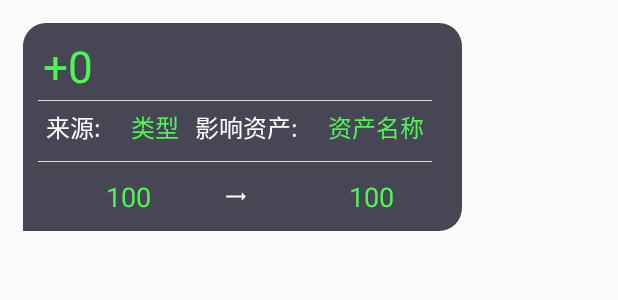
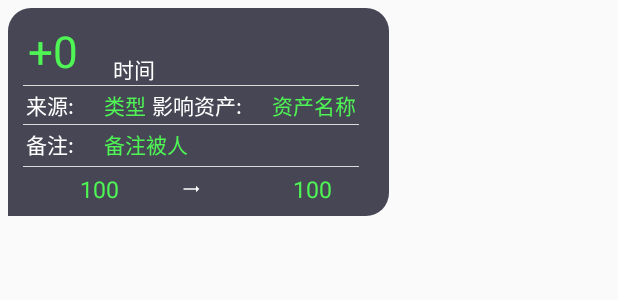
Before and after one commit to Brioal/Bills, an Android app: the layout item_ex_in.xml on its own in the app's theme, with its tools: preview values and no code run, on a phone screen of 412 x 824 dp. Shown: the top 300 px of the screen. Run offline under Robolectric (Android 15) with nearby library versions, the phone set to English and light mode, and no system bars.

Commit message:
基本完成了

```diff
--- a/app/src/main/java/com/brioal/bills/asset/AssetAdapter.java
+++ b/app/src/main/java/com/brioal/bills/asset/AssetAdapter.java
@@ -11,6 +11,7 @@ import com.brioal.bills.R;
 import com.brioal.bills.base.BaseViewHolder;
 import com.brioal.bills.bean.AssetBean;
 import com.brioal.bills.interfaces.OnAssetItemListener;
+import com.brioal.bills.util.MoneyFormatUtil;
 import com.brioal.swipemenuitem.OnMenuItemClickListener;
 import com.brioal.swipemenuitem.SwipeMenuItemView;
 
@@ -82,7 +83,7 @@ public class AssetAdapter extends RecyclerView.Adapter<BaseViewHolder> {
         @Override
         public void bindView(List list, final int position) {
             final AssetBean bean = (AssetBean) list.get(position);
-            mTvMoney.setText(bean.getMoney() + "");
+            mTvMoney.setText(MoneyFormatUtil.getFormatMoney(bean.getMoney()));
             mTvName.setText(bean.getName());
             mTvTime.setText(bean.getUpdatedAt());
             if (mItemListener == null) {
--- a/app/src/main/res/layout/act_asset_manager.xml
+++ b/app/src/main/res/layout/act_asset_manager.xml
@@ -34,7 +34,7 @@
             android:paddingTop="6dp"
             android:text="0.00"
             android:textColor="@color/colorGreen"
-            android:textSize="23sp"/>
+            android:textSize="33sp"/>
 
 
     </android.support.design.widget.AppBarLayout>
--- a/app/src/main/res/layout/item_ex_in.xml
+++ b/app/src/main/res/layout/item_ex_in.xml
@@ -3,7 +3,7 @@
     xmlns:android="http://schemas.android.com/apk/res/android"
     android:layout_width="wrap_content"
     android:layout_height="wrap_content"
-    android:layout_margin="15dp"
+    android:layout_margin="5dp"
     android:layout_marginBottom="0.5dp"
     android:background="@drawable/ex_in_bg"
     android:orientation="vertical"
@@ -11,7 +11,12 @@
     android:paddingLeft="10dp"
     android:paddingRight="20dp"
     android:paddingTop="5dp">
-    <!--金额-->
+    <!--金额+时间-->
+    <LinearLayout
+        android:layout_width="wrap_content"
+        android:layout_height="wrap_content"
+        >
+
         <TextView
             android:id="@+id/ex_in_tv_money"
             android:layout_width="wrap_content"
@@ -21,6 +26,19 @@
             android:text="+0"
             android:textColor="@color/colorGreen"
             android:textSize="29sp"/>
+
+        <TextView
+            android:id="@+id/ex_in_tv_time"
+            android:layout_width="wrap_content"
+            android:layout_height="wrap_content"
+            android:layout_gravity="right|bottom"
+            android:layout_marginLeft="20dp"
+            android:layout_weight="1"
+            android:gravity="bottom|right"
+            android:text="时间"
+            android:textColor="@android:color/white"
+            android:textSize="14sp"/>
+    </LinearLayout>
     <!--分割线-->
     <View
         android:layout_width="match_parent"
@@ -35,8 +53,7 @@
         <LinearLayout
             android:layout_width="wrap_content"
             android:layout_height="wrap_content"
-            android:layout_margin="5dp"
-            android:layout_marginTop="5dp"
+            android:layout_margin="2dp"
             android:layout_weight="1"
             android:orientation="horizontal">
 
@@ -46,7 +63,7 @@
                 android:gravity="center_vertical"
                 android:text="来源:"
                 android:textColor="@android:color/white"
-                android:textSize="16sp"/>
+                android:textSize="14sp"/>
 
             <TextView
                 android:id="@+id/ex_in_tv_type"
@@ -57,14 +74,13 @@
                 android:gravity="center_vertical"
                 android:text="类型"
                 android:textColor="@color/colorGreen"
-                android:textSize="16sp"/>
+                android:textSize="14sp"/>
         </LinearLayout>
         <!--资产类型-->
         <LinearLayout
             android:layout_width="wrap_content"
             android:layout_height="wrap_content"
-            android:layout_margin="5dp"
-            android:layout_marginTop="5dp"
+            android:layout_margin="2dp"
             android:layout_weight="1"
             android:orientation="horizontal">
 
@@ -74,7 +90,7 @@
                 android:gravity="center_vertical"
                 android:text="影响资产:"
                 android:textColor="@android:color/white"
-                android:textSize="16sp"/>
+                android:textSize="14sp"/>
 
             <TextView
                 android:id="@+id/ex_in_tv_asset"
@@ -85,22 +101,54 @@
                 android:gravity="center_vertical"
                 android:text="资产名称"
                 android:textColor="@color/colorGreen"
-                android:textSize="16sp"/>
+                android:textSize="14sp"/>
         </LinearLayout>
     </LinearLayout>
     <!--分割线-->
     <View
         android:layout_width="match_parent"
         android:layout_height="0.5dp"
-        android:layout_marginBottom="5dp"
+        android:background="@color/colorLightWhite"/>
+    <!--备注-->
+    <LinearLayout
+        android:layout_width="wrap_content"
+        android:layout_height="wrap_content"
+        android:layout_margin="2dp"
         android:layout_marginTop="5dp"
+        android:layout_weight="1"
+        android:orientation="horizontal">
+
+        <TextView
+            android:layout_width="wrap_content"
+            android:layout_height="wrap_content"
+            android:gravity="center_vertical"
+            android:text="备注:"
+            android:textColor="@android:color/white"
+            android:textSize="14sp"/>
+
+        <TextView
+            android:id="@+id/ex_in_tv_desc"
+            android:layout_width="wrap_content"
+            android:layout_height="wrap_content"
+            android:layout_marginLeft="20dp"
+            android:layout_weight="1"
+            android:gravity="center_vertical"
+            android:text="备注被人"
+            android:textColor="@color/colorGreen"
+            android:textSize="14sp"/>
+    </LinearLayout>
+    <!--分割线-->
+    <View
+        android:layout_width="match_parent"
+        android:layout_height="0.5dp"
+        android:layout_marginBottom="2dp"
+        android:layout_marginTop="2dp"
         android:background="@color/colorLightWhite"/>
     <!--资产变化-->
     <LinearLayout
         android:layout_width="match_parent"
         android:layout_height="wrap_content"
-        android:layout_margin="5dp"
-        android:layout_marginTop="5dp"
+        android:layout_margin="2dp"
         android:orientation="horizontal">
 
         <TextView
@@ -112,7 +160,7 @@
             android:gravity="center"
             android:text="100"
             android:textColor="@color/colorGreen"
-            android:textSize="18sp"/>
+            android:textSize="15sp"/>
 
         <ImageView
             android:layout_width="wrap_content"
@@ -131,7 +179,7 @@
             android:gravity="center"
             android:text="100"
             android:textColor="@color/colorGreen"
-            android:textSize="18sp"/>
+            android:textSize="15sp"/>
 
     </LinearLayout>
 </LinearLayout>
```
Also changed, not shown: app/src/main/java/com/brioal/bills/asset/AssetManagerActivity.java (+2 -7 lines), app/src/main/java/com/brioal/bills/main/MainActivity.java (+9 -6 lines), app/src/main/java/com/brioal/bills/main/MainAdapter.java (+22 -7 lines), app/src/main/java/com/brioal/bills/util/DateUtils.java (added, +172 -0 lines), app/src/main/java/com/brioal/bills/util/MoneyFormatUtil.java (added, +17 -0 lines), app/src/main/res/drawable/ic_add_circle.xml (added, +9 -0 lines), app/src/main/res/layout/act_main.xml (+26 -20 lines), app/src/main/res/layout/item_ex_out.xml (+77 -28 lines). Lines whose indentation alone changed are shown as unchanged.
